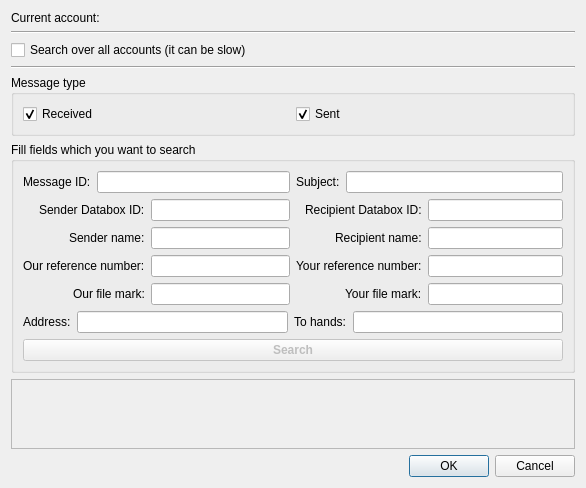
First picture: the form in src/gui/ui/dlg_msg_search.ui, repository psakar/datovka, before the edit.
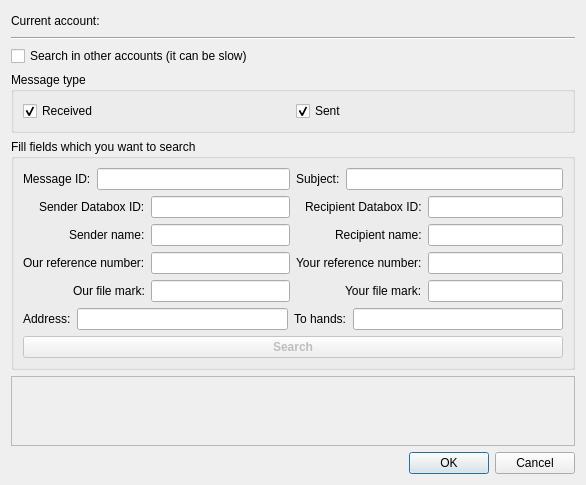
Second picture: the form after the edit. Icons and pictures are not drawn.

Commit message: Added basic functionality to message search dialogue

Diff of the .ui file:
```diff
--- a/src/gui/ui/dlg_msg_search.ui
+++ b/src/gui/ui/dlg_msg_search.ui
@@ -7,7 +7,7 @@
     <x>0</x>
     <y>0</y>
     <width>586</width>
-    <height>467</height>
+    <height>458</height>
    </rect>
   </property>
   <property name="windowTitle">
@@ -36,6 +36,19 @@
        </property>
       </widget>
      </item>
+     <item>
+      <spacer name="horizontalSpacer">
+       <property name="orientation">
+        <enum>Qt::Horizontal</enum>
+       </property>
+       <property name="sizeHint" stdset="0">
+        <size>
+         <width>40</width>
+         <height>20</height>
+        </size>
+       </property>
+      </spacer>
+     </item>
     </layout>
    </item>
    <item>
@@ -48,14 +61,7 @@
    <item>
     <widget class="QCheckBox" name="searchAllAcntCheckBox">
      <property name="text">
-      <string>Search over all accounts (it can be slow)</string>
-     </property>
-    </widget>
-   </item>
-   <item>
-    <widget class="Line" name="line_2">
-     <property name="orientation">
-      <enum>Qt::Horizontal</enum>
+      <string>Search in other accounts (it can be slow)</string>
      </property>
     </widget>
    </item>
@@ -251,7 +257,7 @@
          </widget>
         </item>
         <item>
-         <widget class="QLineEdit" name="toHandsLineEdit"/>
+         <widget class="QLineEdit" name="addressLineEdit"/>
         </item>
         <item>
          <widget class="QLabel" name="label_11">
@@ -261,7 +267,7 @@
          </widget>
         </item>
         <item>
-         <widget class="QLineEdit" name="addressLineEdit"/>
+         <widget class="QLineEdit" name="toHandsLineEdit"/>
         </item>
        </layout>
       </item>
```
Left out of the diff: 8 changed lines with no effect on the pictures. The commit also changes 3 other files.
